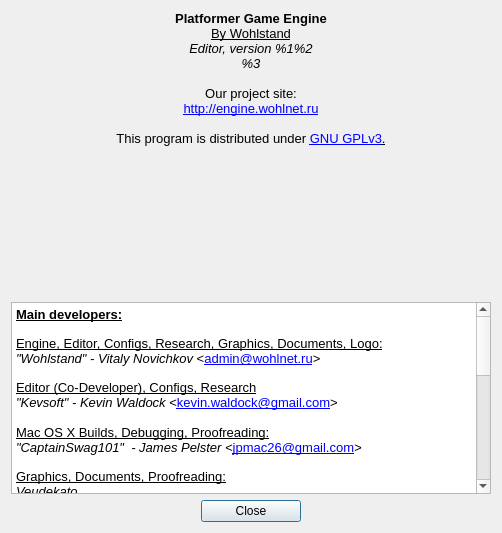
Qt form Editor/main_window/about_dialog/aboutdialog.ui (WohlSoft/Moondust-Project) before a commit.
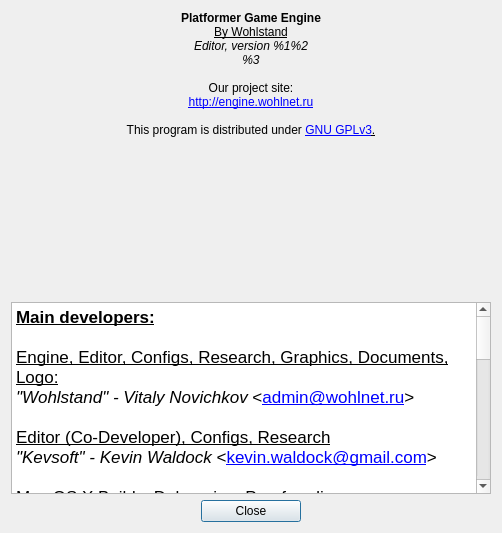
The same form after that commit. Icons and pictures are not drawn.

Commit message:
Than scaring fonts!
Here was a work to fix wrong font view on Mac OS X

```diff
--- a/Editor/main_window/about_dialog/aboutdialog.ui
+++ b/Editor/main_window/about_dialog/aboutdialog.ui
@@ -81,16 +81,16 @@
       <string notr="true">&lt;!DOCTYPE HTML PUBLIC &quot;-//W3C//DTD HTML 4.0//EN&quot; &quot;http://www.w3.org/TR/REC-html40/strict.dtd&quot;&gt;
 &lt;html&gt;&lt;head&gt;&lt;meta name=&quot;qrichtext&quot; content=&quot;1&quot; /&gt;&lt;style type=&quot;text/css&quot;&gt;
 p, li { white-space: pre-wrap; }
-&lt;/style&gt;&lt;/head&gt;&lt;body style=&quot; font-family:'Liberation Sans'; font-size:8pt; font-weight:600; font-style:normal;&quot;&gt;
+&lt;/style&gt;&lt;/head&gt;&lt;body style=&quot;font-weight:600; font-style:normal;&quot;&gt;
 &lt;p align=&quot;center&quot; style=&quot; margin-top:0px; margin-bottom:0px; margin-left:0px; margin-right:0px; -qt-block-indent:0; text-indent:0px;&quot;&gt;&lt;img src=&quot;:/images/cat_builder/cat_builder_128.png&quot; /&gt;&lt;/p&gt;
-&lt;p align=&quot;center&quot; style=&quot; margin-top:0px; margin-bottom:0px; margin-left:0px; margin-right:0px; -qt-block-indent:0; text-indent:0px;&quot;&gt;&lt;span style=&quot; font-size:10pt;&quot;&gt;Platformer Game Engine&lt;/span&gt;&lt;/p&gt;
-&lt;p align=&quot;center&quot; style=&quot; margin-top:0px; margin-bottom:0px; margin-left:0px; margin-right:0px; -qt-block-indent:0; text-indent:0px;&quot;&gt;&lt;span style=&quot; font-size:10pt; font-weight:400; text-decoration: underline;&quot;&gt;By Wohlstand&lt;/span&gt;&lt;span style=&quot; font-size:10pt;&quot;&gt;&lt;br /&gt;&lt;/span&gt;&lt;span style=&quot; font-size:10pt; font-weight:400; font-style:italic;&quot;&gt;Editor, version %1%2&lt;/span&gt;&lt;/p&gt;
-&lt;p align=&quot;center&quot; style=&quot; margin-top:0px; margin-bottom:0px; margin-left:0px; margin-right:0px; -qt-block-indent:0; text-indent:0px;&quot;&gt;&lt;span style=&quot; font-size:10pt; font-weight:400; font-style:italic;&quot;&gt;%3&lt;/span&gt;&lt;/p&gt;
-&lt;p align=&quot;center&quot; style=&quot;-qt-paragraph-type:empty; margin-top:0px; margin-bottom:0px; margin-left:0px; margin-right:0px; -qt-block-indent:0; text-indent:0px; font-size:10pt; font-weight:400; font-style:italic;&quot;&gt;&lt;br /&gt;&lt;/p&gt;
-&lt;p align=&quot;center&quot; style=&quot; margin-top:0px; margin-bottom:0px; margin-left:0px; margin-right:0px; -qt-block-indent:0; text-indent:0px;&quot;&gt;&lt;span style=&quot; font-size:10pt; font-weight:400;&quot;&gt;Our project site:&lt;/span&gt;&lt;/p&gt;
-&lt;p align=&quot;center&quot; style=&quot; margin-top:0px; margin-bottom:0px; margin-left:0px; margin-right:0px; -qt-block-indent:0; text-indent:0px;&quot;&gt;&lt;a href=&quot;http://engine.wohlnet.ru&quot;&gt;&lt;span style=&quot; font-size:10pt; font-weight:400; text-decoration: underline; color:#0000ff;&quot;&gt;http://engine.wohlnet.ru&lt;/span&gt;&lt;/a&gt;&lt;/p&gt;
-&lt;p align=&quot;center&quot; style=&quot;-qt-paragraph-type:empty; margin-top:0px; margin-bottom:0px; margin-left:0px; margin-right:0px; -qt-block-indent:0; text-indent:0px; font-size:10pt; font-weight:400; text-decoration: underline; color:#0000ff;&quot;&gt;&lt;br /&gt;&lt;/p&gt;
-&lt;p align=&quot;center&quot; style=&quot; margin-top:0px; margin-bottom:0px; margin-left:0px; margin-right:0px; -qt-block-indent:0; text-indent:0px;&quot;&gt;&lt;span style=&quot; font-size:10pt; font-weight:400;&quot;&gt;This program is distributed under &lt;/span&gt;&lt;a href=&quot;http://www.gnu.org/licenses/gpl.html&quot;&gt;&lt;span style=&quot; font-size:10pt; font-weight:400; text-decoration: underline; color:#0000ff;&quot;&gt;GNU GPLv3&lt;/span&gt;&lt;/a&gt;&lt;span style=&quot; font-size:10pt; font-weight:400; text-decoration: underline;&quot;&gt;.&lt;/span&gt;&lt;/p&gt;&lt;/body&gt;&lt;/html&gt;</string>
+&lt;p align=&quot;center&quot; style=&quot; margin-top:0px; margin-bottom:0px; margin-left:0px; margin-right:0px; -qt-block-indent:0; text-indent:0px;&quot;&gt;&lt;span style=&quot; &quot;&gt;Platformer Game Engine&lt;/span&gt;&lt;/p&gt;
+&lt;p align=&quot;center&quot; style=&quot; margin-top:0px; margin-bottom:0px; margin-left:0px; margin-right:0px; -qt-block-indent:0; text-indent:0px;&quot;&gt;&lt;span style=&quot;  font-weight:400; text-decoration: underline;&quot;&gt;By Wohlstand&lt;/span&gt;&lt;span style=&quot; &quot;&gt;&lt;br /&gt;&lt;/span&gt;&lt;span style=&quot;  font-weight:400; font-style:italic;&quot;&gt;Editor, version %1%2&lt;/span&gt;&lt;/p&gt;
+&lt;p align=&quot;center&quot; style=&quot; margin-top:0px; margin-bottom:0px; margin-left:0px; margin-right:0px; -qt-block-indent:0; text-indent:0px;&quot;&gt;&lt;span style=&quot;  font-weight:400; font-style:italic;&quot;&gt;%3&lt;/span&gt;&lt;/p&gt;
+&lt;p align=&quot;center&quot; style=&quot;-qt-paragraph-type:empty; margin-top:0px; margin-bottom:0px; margin-left:0px; margin-right:0px; -qt-block-indent:0; text-indent:0px;  font-weight:400; font-style:italic;&quot;&gt;&lt;br /&gt;&lt;/p&gt;
+&lt;p align=&quot;center&quot; style=&quot; margin-top:0px; margin-bottom:0px; margin-left:0px; margin-right:0px; -qt-block-indent:0; text-indent:0px;&quot;&gt;&lt;span style=&quot;  font-weight:400;&quot;&gt;Our project site:&lt;/span&gt;&lt;/p&gt;
+&lt;p align=&quot;center&quot; style=&quot; margin-top:0px; margin-bottom:0px; margin-left:0px; margin-right:0px; -qt-block-indent:0; text-indent:0px;&quot;&gt;&lt;a href=&quot;http://engine.wohlnet.ru&quot;&gt;&lt;span style=&quot;  font-weight:400; text-decoration: underline; color:#0000ff;&quot;&gt;http://engine.wohlnet.ru&lt;/span&gt;&lt;/a&gt;&lt;/p&gt;
+&lt;p align=&quot;center&quot; style=&quot;-qt-paragraph-type:empty; margin-top:0px; margin-bottom:0px; margin-left:0px; margin-right:0px; -qt-block-indent:0; text-indent:0px;  font-weight:400; text-decoration: underline; color:#0000ff;&quot;&gt;&lt;br /&gt;&lt;/p&gt;
+&lt;p align=&quot;center&quot; style=&quot; margin-top:0px; margin-bottom:0px; margin-left:0px; margin-right:0px; -qt-block-indent:0; text-indent:0px;&quot;&gt;&lt;span style=&quot;  font-weight:400;&quot;&gt;This program is distributed under &lt;/span&gt;&lt;a href=&quot;http://www.gnu.org/licenses/gpl.html&quot;&gt;&lt;span style=&quot;  font-weight:400; text-decoration: underline; color:#0000ff;&quot;&gt;GNU GPLv3&lt;/span&gt;&lt;/a&gt;&lt;span style=&quot;  font-weight:400; text-decoration: underline;&quot;&gt;.&lt;/span&gt;&lt;/p&gt;&lt;/body&gt;&lt;/html&gt;</string>
      </property>
      <property name="alignment">
       <set>Qt::AlignLeading|Qt::AlignLeft|Qt::AlignTop</set>
@@ -174,34 +174,34 @@
       <string notr="true">&lt;!DOCTYPE HTML PUBLIC &quot;-//W3C//DTD HTML 4.0//EN&quot; &quot;http://www.w3.org/TR/REC-html40/strict.dtd&quot;&gt;
 &lt;html&gt;&lt;head&gt;&lt;meta name=&quot;qrichtext&quot; content=&quot;1&quot; /&gt;&lt;style type=&quot;text/css&quot;&gt;
 p, li { white-space: pre-wrap; }
-&lt;/style&gt;&lt;/head&gt;&lt;body style=&quot; font-family:'Lucida Grande'; font-size:9pt; font-weight:400; font-style:normal;&quot;&gt;
-&lt;p style=&quot; margin-top:0px; margin-bottom:0px; margin-left:0px; margin-right:0px; -qt-block-indent:0; text-indent:0px;&quot;&gt;&lt;span style=&quot; font-family:'Liberation Sans'; font-size:10pt; font-weight:600; text-decoration: underline;&quot;&gt;Main developers:&lt;br /&gt;&lt;/span&gt;&lt;/p&gt;
-&lt;p style=&quot; margin-top:0px; margin-bottom:0px; margin-left:0px; margin-right:0px; -qt-block-indent:0; text-indent:0px;&quot;&gt;&lt;span style=&quot; font-family:'Liberation Sans'; font-size:10pt; text-decoration: underline;&quot;&gt;Engine, Editor, Configs, Research, Graphics, Documents, Logo:&lt;/span&gt;&lt;/p&gt;
-&lt;p style=&quot; margin-top:0px; margin-bottom:0px; margin-left:0px; margin-right:0px; -qt-block-indent:0; text-indent:0px;&quot;&gt;&lt;span style=&quot; font-family:'Liberation Sans'; font-size:10pt; font-style:italic;&quot;&gt;&amp;quot;Wohlstand&amp;quot; - Vitaly Novichkov&lt;/span&gt;&lt;span style=&quot; font-family:'Liberation Sans'; font-size:10pt;&quot;&gt; &amp;lt;&lt;/span&gt;&lt;a href=&quot;mailto:admin@wohlnet.ru&quot;&gt;&lt;span style=&quot; font-family:'Liberation Sans'; font-size:10pt; text-decoration: underline; color:#0000ff;&quot;&gt;admin@wohlnet.ru&lt;/span&gt;&lt;/a&gt;&lt;span style=&quot; font-family:'Liberation Sans'; font-size:10pt;&quot;&gt;&amp;gt;&lt;br /&gt;&lt;/span&gt;&lt;/p&gt;
-&lt;p style=&quot; margin-top:0px; margin-bottom:0px; margin-left:0px; margin-right:0px; -qt-block-indent:0; text-indent:0px;&quot;&gt;&lt;span style=&quot; font-family:'Liberation Sans'; font-size:10pt; text-decoration: underline;&quot;&gt;Editor (Co-Developer), Configs, Research&lt;/span&gt;&lt;/p&gt;
-&lt;p style=&quot; margin-top:0px; margin-bottom:0px; margin-left:0px; margin-right:0px; -qt-block-indent:0; text-indent:0px;&quot;&gt;&lt;span style=&quot; font-family:'Liberation Sans'; font-size:10pt; font-style:italic;&quot;&gt;&amp;quot;Kevsoft&amp;quot; - Kevin Waldock &lt;/span&gt;&lt;span style=&quot; font-family:'Liberation Sans'; font-size:10pt;&quot;&gt;&amp;lt;&lt;/span&gt;&lt;a href=&quot;mailto:kevin.waldock@gmail.com&quot;&gt;&lt;span style=&quot; font-family:'Liberation Sans'; font-size:10pt; text-decoration: underline; color:#0000ff;&quot;&gt;kevin.waldock@gmail.com&lt;/span&gt;&lt;/a&gt;&lt;span style=&quot; font-family:'Liberation Sans'; font-size:10pt;&quot;&gt;&amp;gt;&lt;/span&gt;&lt;/p&gt;
-&lt;p style=&quot;-qt-paragraph-type:empty; margin-top:0px; margin-bottom:0px; margin-left:0px; margin-right:0px; -qt-block-indent:0; text-indent:0px; font-family:'Liberation Sans'; font-size:10pt;&quot;&gt;&lt;br /&gt;&lt;/p&gt;
-&lt;p style=&quot; margin-top:0px; margin-bottom:0px; margin-left:0px; margin-right:0px; -qt-block-indent:0; text-indent:0px;&quot;&gt;&lt;span style=&quot; font-family:'Liberation Sans'; font-size:10pt; text-decoration: underline;&quot;&gt;Mac OS X Builds, Debugging, Proofreading:&lt;/span&gt;&lt;/p&gt;
-&lt;p style=&quot; margin-top:0px; margin-bottom:0px; margin-left:0px; margin-right:0px; -qt-block-indent:0; text-indent:0px;&quot;&gt;&lt;span style=&quot; font-family:'Liberation Sans'; font-size:10pt; font-style:italic;&quot;&gt;&amp;quot;CaptainSwag101&amp;quot;  - James Pelster &amp;lt;&lt;/span&gt;&lt;a href=&quot;mailto:jpmac26@gmail.com&quot;&gt;&lt;span style=&quot; font-size:10pt; text-decoration: underline; color:#0000ff;&quot;&gt;jpmac26@gmail.com&lt;/span&gt;&lt;/a&gt;&lt;span style=&quot; font-family:'Liberation Sans'; font-size:10pt; font-style:italic;&quot;&gt;&amp;gt;&lt;br /&gt;&lt;/span&gt;&lt;/p&gt;
-&lt;p style=&quot; margin-top:0px; margin-bottom:0px; margin-left:0px; margin-right:0px; -qt-block-indent:0; text-indent:0px;&quot;&gt;&lt;span style=&quot; font-family:'Liberation Sans'; font-size:10pt; text-decoration: underline;&quot;&gt;Graphics, Documents, Proofreading:&lt;/span&gt;&lt;/p&gt;
-&lt;p style=&quot; margin-top:0px; margin-bottom:0px; margin-left:0px; margin-right:0px; -qt-block-indent:0; text-indent:0px;&quot;&gt;&lt;span style=&quot; font-family:'Liberation Sans'; font-size:10pt; font-style:italic;&quot;&gt;Veudekato&lt;/span&gt;&lt;/p&gt;
-&lt;p style=&quot;-qt-paragraph-type:empty; margin-top:0px; margin-bottom:0px; margin-left:0px; margin-right:0px; -qt-block-indent:0; text-indent:0px; font-family:'Liberation Sans'; font-size:10pt; font-style:italic;&quot;&gt;&lt;br /&gt;&lt;/p&gt;
-&lt;p style=&quot; margin-top:0px; margin-bottom:0px; margin-left:0px; margin-right:0px; -qt-block-indent:0; text-indent:0px;&quot;&gt;&lt;span style=&quot; font-family:'Liberation Sans'; font-size:10pt; font-weight:600;&quot;&gt;Graphics Designers:&lt;/span&gt;&lt;/p&gt;
-&lt;p style=&quot; margin-top:0px; margin-bottom:0px; margin-left:0px; margin-right:0px; -qt-block-indent:0; text-indent:0px;&quot;&gt;&lt;span style=&quot; font-family:'Liberation Sans'; font-size:10pt; text-decoration: underline;&quot;&gt;New icons for applications and tools&lt;/span&gt;&lt;span style=&quot; font-family:'Liberation Sans'; font-size:10pt; font-style:italic;&quot;&gt;&lt;br /&gt;&amp;quot;GLuigiX&amp;quot; - Eric Hauck &lt;/span&gt;&lt;span style=&quot; font-family:'Liberation Sans'; font-size:10pt;&quot;&gt;&amp;lt;&lt;/span&gt;&lt;a href=&quot;mailto:gluigix@gmx.de&quot;&gt;&lt;span style=&quot; font-size:10pt; text-decoration: underline; color:#0000ff;&quot;&gt;gluigix@gmx.de&lt;/span&gt;&lt;/a&gt;&lt;span style=&quot; font-family:'Liberation Sans'; font-size:10pt;&quot;&gt;&amp;gt;&lt;/span&gt;&lt;/p&gt;
-&lt;p style=&quot;-qt-paragraph-type:empty; margin-top:0px; margin-bottom:0px; margin-left:0px; margin-right:0px; -qt-block-indent:0; text-indent:0px; font-family:'Liberation Sans'; font-size:10pt; font-style:italic;&quot;&gt;&lt;br /&gt;&lt;/p&gt;
-&lt;p style=&quot; margin-top:0px; margin-bottom:0px; margin-left:0px; margin-right:0px; -qt-block-indent:0; text-indent:0px;&quot;&gt;&lt;span style=&quot; font-family:'Liberation Sans'; font-size:10pt; font-weight:600;&quot;&gt;Translations:&lt;br /&gt;&lt;/span&gt;&lt;span style=&quot; font-family:'Liberation Sans'; font-size:10pt;&quot;&gt;English	- &lt;/span&gt;&lt;span style=&quot; font-family:'Liberation Sans'; font-size:10pt; font-style:italic;&quot;&gt;&amp;quot;Wohlstand&amp;quot; - Vitaly Novichkov,&lt;br /&gt;	  &amp;quot;CaptainSwag101&amp;quot; - James Pelster&lt;/span&gt;&lt;/p&gt;
-&lt;p style=&quot; margin-top:0px; margin-bottom:0px; margin-left:0px; margin-right:0px; -qt-block-indent:0; text-indent:0px;&quot;&gt;&lt;span style=&quot; font-family:'Liberation Sans'; font-size:10pt;&quot;&gt;Russian	- &lt;/span&gt;&lt;span style=&quot; font-family:'Liberation Sans'; font-size:10pt; font-style:italic;&quot;&gt;&amp;quot;Wohlstand&amp;quot; - Vitaly Novichkov&lt;/span&gt;&lt;span style=&quot; font-family:'Liberation Sans'; font-size:10pt;&quot;&gt;&lt;br /&gt;German	- &lt;/span&gt;&lt;span style=&quot; font-family:'Liberation Sans'; font-size:10pt; font-style:italic;&quot;&gt;&amp;quot;Kevsoft&amp;quot; - Kevin Waldock&lt;/span&gt;&lt;/p&gt;
-&lt;p style=&quot; margin-top:0px; margin-bottom:0px; margin-left:0px; margin-right:0px; -qt-block-indent:0; text-indent:0px;&quot;&gt;&lt;span style=&quot; font-family:'Liberation Sans'; font-size:10pt;&quot;&gt;Spanish	- &lt;/span&gt;&lt;span style=&quot; font-family:'Liberation Sans'; font-size:10pt; font-style:italic;&quot;&gt;&amp;quot;hacheipe399&amp;quot; - Paredes Fernando&lt;/span&gt;&lt;/p&gt;
-&lt;p style=&quot; margin-top:0px; margin-bottom:0px; margin-left:0px; margin-right:0px; -qt-block-indent:0; text-indent:0px;&quot;&gt;&lt;span style=&quot; font-family:'Liberation Sans'; font-size:10pt;&quot;&gt;Italian	- &lt;/span&gt;&lt;span style=&quot; font-family:'Liberation Sans'; font-size:10pt; font-style:italic;&quot;&gt;&amp;quot;Darkonius Mavakar&amp;quot; - Gian Marco Pagano&lt;/span&gt;&lt;/p&gt;
-&lt;p style=&quot; margin-top:0px; margin-bottom:0px; margin-left:0px; margin-right:0px; -qt-block-indent:0; text-indent:0px;&quot;&gt;&lt;span style=&quot; font-family:'Liberation Sans'; font-size:10pt; font-style:italic;&quot;&gt;	  &amp;quot;ImperatoreXx&amp;quot; - Giuseppe Virdone (old version)&lt;/span&gt;&lt;/p&gt;
-&lt;p style=&quot;-qt-paragraph-type:empty; margin-top:0px; margin-bottom:0px; margin-left:0px; margin-right:0px; -qt-block-indent:0; text-indent:0px; font-family:'Liberation Sans'; font-size:10pt; font-style:italic;&quot;&gt;&lt;br /&gt;&lt;/p&gt;
-&lt;p style=&quot; margin-top:0px; margin-bottom:0px; margin-left:0px; margin-right:0px; -qt-block-indent:0; text-indent:0px;&quot;&gt;&lt;span style=&quot; font-family:'Liberation Sans'; font-size:10pt; font-weight:600; text-decoration: underline;&quot;&gt;Big thanks to:&lt;/span&gt;&lt;/p&gt;
-&lt;p style=&quot;-qt-paragraph-type:empty; margin-top:0px; margin-bottom:0px; margin-left:0px; margin-right:0px; -qt-block-indent:0; text-indent:0px; font-family:'Liberation Sans'; font-size:10pt;&quot;&gt;&lt;br /&gt;&lt;/p&gt;
-&lt;p style=&quot; margin-top:0px; margin-bottom:0px; margin-left:0px; margin-right:0px; -qt-block-indent:0; text-indent:0px;&quot;&gt;&lt;span style=&quot; font-family:'Liberation Sans'; font-size:10pt; font-style:italic;&quot;&gt;Natsu - help with old logo&lt;/span&gt;&lt;span style=&quot; font-family:'Liberation Sans'; font-size:10pt; font-weight:600; text-decoration: underline;&quot;&gt;&lt;br /&gt;&lt;/span&gt;&lt;span style=&quot; font-family:'Liberation Sans'; font-size:10pt; font-style:italic;&quot;&gt;h2643 - Forum admin&lt;/span&gt;&lt;/p&gt;
-&lt;p style=&quot; margin-top:0px; margin-bottom:0px; margin-left:0px; margin-right:0px; -qt-block-indent:0; text-indent:0px;&quot;&gt;&lt;span style=&quot; font-family:'Liberation Sans'; font-size:10pt; font-style:italic;&quot;&gt;FanofSMBX&lt;/span&gt;&lt;/p&gt;
-&lt;p style=&quot; margin-top:0px; margin-bottom:0px; margin-left:0px; margin-right:0px; -qt-block-indent:0; text-indent:0px;&quot;&gt;&lt;span style=&quot; font-family:'Liberation Sans'; font-size:10pt; font-style:italic;&quot;&gt;Luigifan2010&lt;/span&gt;&lt;/p&gt;
-&lt;p style=&quot; margin-top:0px; margin-bottom:0px; margin-left:0px; margin-right:0px; -qt-block-indent:0; text-indent:0px;&quot;&gt;&lt;span style=&quot; font-family:'Liberation Sans'; font-size:10pt; font-style:italic;&quot;&gt;Squishy Rex&lt;/span&gt;&lt;/p&gt;
-&lt;p style=&quot; margin-top:0px; margin-bottom:0px; margin-left:0px; margin-right:0px; -qt-block-indent:0; text-indent:0px;&quot;&gt;&lt;span style=&quot; font-family:'Liberation Sans'; font-size:10pt; font-style:italic;&quot;&gt;Valtteri&lt;/span&gt;&lt;/p&gt;&lt;/body&gt;&lt;/html&gt;</string>
+&lt;/style&gt;&lt;/head&gt;&lt;body style=&quot; font-family:'Lucida Grande'; font-size:13pt; font-weight:400; font-style:normal;&quot;&gt;
+&lt;p style=&quot; margin-top:0px; margin-bottom:0px; margin-left:0px; margin-right:0px; -qt-block-indent:0; text-indent:0px;&quot;&gt;&lt;span style=&quot; font-weight:600; text-decoration: underline;&quot;&gt;Main developers:&lt;br /&gt;&lt;/span&gt;&lt;/p&gt;
+&lt;p style=&quot; margin-top:0px; margin-bottom:0px; margin-left:0px; margin-right:0px; -qt-block-indent:0; text-indent:0px;&quot;&gt;&lt;span style=&quot; text-decoration: underline;&quot;&gt;Engine, Editor, Configs, Research, Graphics, Documents, Logo:&lt;/span&gt;&lt;/p&gt;
+&lt;p style=&quot; margin-top:0px; margin-bottom:0px; margin-left:0px; margin-right:0px; -qt-block-indent:0; text-indent:0px;&quot;&gt;&lt;span style=&quot; font-style:italic;&quot;&gt;&amp;quot;Wohlstand&amp;quot; - Vitaly Novichkov&lt;/span&gt; &amp;lt;&lt;a href=&quot;mailto:admin@wohlnet.ru&quot;&gt;&lt;span style=&quot; text-decoration: underline; color:#0000ff;&quot;&gt;admin@wohlnet.ru&lt;/span&gt;&lt;/a&gt;&amp;gt;&lt;br /&gt;&lt;/p&gt;
+&lt;p style=&quot; margin-top:0px; margin-bottom:0px; margin-left:0px; margin-right:0px; -qt-block-indent:0; text-indent:0px;&quot;&gt;&lt;span style=&quot; text-decoration: underline;&quot;&gt;Editor (Co-Developer), Configs, Research&lt;/span&gt;&lt;/p&gt;
+&lt;p style=&quot; margin-top:0px; margin-bottom:0px; margin-left:0px; margin-right:0px; -qt-block-indent:0; text-indent:0px;&quot;&gt;&lt;span style=&quot; font-style:italic;&quot;&gt;&amp;quot;Kevsoft&amp;quot; - Kevin Waldock &lt;/span&gt;&amp;lt;&lt;a href=&quot;mailto:kevin.waldock@gmail.com&quot;&gt;&lt;span style=&quot; text-decoration: underline; color:#0000ff;&quot;&gt;kevin.waldock@gmail.com&lt;/span&gt;&lt;/a&gt;&amp;gt;&lt;/p&gt;
+&lt;p style=&quot;-qt-paragraph-type:empty; margin-top:0px; margin-bottom:0px; margin-left:0px; margin-right:0px; -qt-block-indent:0; text-indent:0px;&quot;&gt;&lt;br /&gt;&lt;/p&gt;
+&lt;p style=&quot; margin-top:0px; margin-bottom:0px; margin-left:0px; margin-right:0px; -qt-block-indent:0; text-indent:0px;&quot;&gt;&lt;span style=&quot; text-decoration: underline;&quot;&gt;Mac OS X Builds, Debugging, Proofreading:&lt;/span&gt;&lt;/p&gt;
+&lt;p style=&quot; margin-top:0px; margin-bottom:0px; margin-left:0px; margin-right:0px; -qt-block-indent:0; text-indent:0px;&quot;&gt;&lt;span style=&quot; font-style:italic;&quot;&gt;&amp;quot;CaptainSwag101&amp;quot;  - James Pelster &amp;lt;&lt;/span&gt;&lt;a href=&quot;mailto:jpmac26@gmail.com&quot;&gt;&lt;span style=&quot; text-decoration: underline; color:#0000ff;&quot;&gt;jpmac26@gmail.com&lt;/span&gt;&lt;/a&gt;&lt;span style=&quot; font-style:italic;&quot;&gt;&amp;gt;&lt;br /&gt;&lt;/span&gt;&lt;/p&gt;
+&lt;p style=&quot; margin-top:0px; margin-bottom:0px; margin-left:0px; margin-right:0px; -qt-block-indent:0; text-indent:0px;&quot;&gt;&lt;span style=&quot; text-decoration: underline;&quot;&gt;Graphics, Documents, Proofreading:&lt;/span&gt;&lt;/p&gt;
+&lt;p style=&quot; margin-top:0px; margin-bottom:0px; margin-left:0px; margin-right:0px; -qt-block-indent:0; text-indent:0px;&quot;&gt;&lt;span style=&quot; font-style:italic;&quot;&gt;Veudekato&lt;/span&gt;&lt;/p&gt;
+&lt;p style=&quot;-qt-paragraph-type:empty; margin-top:0px; margin-bottom:0px; margin-left:0px; margin-right:0px; -qt-block-indent:0; text-indent:0px; font-style:italic;&quot;&gt;&lt;br /&gt;&lt;/p&gt;
+&lt;p style=&quot; margin-top:0px; margin-bottom:0px; margin-left:0px; margin-right:0px; -qt-block-indent:0; text-indent:0px;&quot;&gt;&lt;span style=&quot; font-weight:600;&quot;&gt;Graphics Designers:&lt;/span&gt;&lt;/p&gt;
+&lt;p style=&quot; margin-top:0px; margin-bottom:0px; margin-left:0px; margin-right:0px; -qt-block-indent:0; text-indent:0px;&quot;&gt;&lt;span style=&quot; text-decoration: underline;&quot;&gt;New icons for applications and tools&lt;/span&gt;&lt;span style=&quot; font-style:italic;&quot;&gt;&lt;br /&gt;&amp;quot;GLuigiX&amp;quot; - Eric Hauck &lt;/span&gt;&amp;lt;&lt;a href=&quot;mailto:gluigix@gmx.de&quot;&gt;&lt;span style=&quot; text-decoration: underline; color:#0000ff;&quot;&gt;gluigix@gmx.de&lt;/span&gt;&lt;/a&gt;&amp;gt;&lt;/p&gt;
+&lt;p style=&quot;-qt-paragraph-type:empty; margin-top:0px; margin-bottom:0px; margin-left:0px; margin-right:0px; -qt-block-indent:0; text-indent:0px; font-style:italic;&quot;&gt;&lt;br /&gt;&lt;/p&gt;
+&lt;p style=&quot; margin-top:0px; margin-bottom:0px; margin-left:0px; margin-right:0px; -qt-block-indent:0; text-indent:0px;&quot;&gt;&lt;span style=&quot; font-weight:600;&quot;&gt;Translations:&lt;br /&gt;&lt;/span&gt;English	- &lt;span style=&quot; font-style:italic;&quot;&gt;&amp;quot;Wohlstand&amp;quot; - Vitaly Novichkov,&lt;br /&gt;	  &amp;quot;CaptainSwag101&amp;quot; - James Pelster&lt;/span&gt;&lt;/p&gt;
+&lt;p style=&quot; margin-top:0px; margin-bottom:0px; margin-left:0px; margin-right:0px; -qt-block-indent:0; text-indent:0px;&quot;&gt;Russian	- &lt;span style=&quot; font-style:italic;&quot;&gt;&amp;quot;Wohlstand&amp;quot; - Vitaly Novichkov&lt;/span&gt;&lt;br /&gt;German	- &lt;span style=&quot; font-style:italic;&quot;&gt;&amp;quot;Kevsoft&amp;quot; - Kevin Waldock&lt;/span&gt;&lt;/p&gt;
+&lt;p style=&quot; margin-top:0px; margin-bottom:0px; margin-left:0px; margin-right:0px; -qt-block-indent:0; text-indent:0px;&quot;&gt;Spanish	- &lt;span style=&quot; font-style:italic;&quot;&gt;&amp;quot;hacheipe399&amp;quot; - Paredes Fernando&lt;/span&gt;&lt;/p&gt;
+&lt;p style=&quot; margin-top:0px; margin-bottom:0px; margin-left:0px; margin-right:0px; -qt-block-indent:0; text-indent:0px;&quot;&gt;Italian	- &lt;span style=&quot; font-style:italic;&quot;&gt;&amp;quot;Darkonius Mavakar&amp;quot; - Gian Marco Pagano&lt;/span&gt;&lt;/p&gt;
+&lt;p style=&quot; margin-top:0px; margin-bottom:0px; margin-left:0px; margin-right:0px; -qt-block-indent:0; text-indent:0px;&quot;&gt;&lt;span style=&quot; font-style:italic;&quot;&gt;	  &amp;quot;ImperatoreXx&amp;quot; - Giuseppe Virdone (old version)&lt;/span&gt;&lt;/p&gt;
+&lt;p style=&quot;-qt-paragraph-type:empty; margin-top:0px; margin-bottom:0px; margin-left:0px; margin-right:0px; -qt-block-indent:0; text-indent:0px; font-style:italic;&quot;&gt;&lt;br /&gt;&lt;/p&gt;
+&lt;p style=&quot; margin-top:0px; margin-bottom:0px; margin-left:0px; margin-right:0px; -qt-block-indent:0; text-indent:0px;&quot;&gt;&lt;span style=&quot; font-weight:600; text-decoration: underline;&quot;&gt;Big thanks to:&lt;/span&gt;&lt;/p&gt;
+&lt;p style=&quot;-qt-paragraph-type:empty; margin-top:0px; margin-bottom:0px; margin-left:0px; margin-right:0px; -qt-block-indent:0; text-indent:0px;&quot;&gt;&lt;br /&gt;&lt;/p&gt;
+&lt;p style=&quot; margin-top:0px; margin-bottom:0px; margin-left:0px; margin-right:0px; -qt-block-indent:0; text-indent:0px;&quot;&gt;&lt;span style=&quot; font-style:italic;&quot;&gt;Natsu - help with old logo&lt;/span&gt;&lt;span style=&quot; font-weight:600; text-decoration: underline;&quot;&gt;&lt;br /&gt;&lt;/span&gt;&lt;span style=&quot; font-style:italic;&quot;&gt;h2643 - Forum admin&lt;/span&gt;&lt;/p&gt;
+&lt;p style=&quot; margin-top:0px; margin-bottom:0px; margin-left:0px; margin-right:0px; -qt-block-indent:0; text-indent:0px;&quot;&gt;&lt;span style=&quot; font-style:italic;&quot;&gt;FanofSMBX&lt;/span&gt;&lt;/p&gt;
+&lt;p style=&quot; margin-top:0px; margin-bottom:0px; margin-left:0px; margin-right:0px; -qt-block-indent:0; text-indent:0px;&quot;&gt;&lt;span style=&quot; font-style:italic;&quot;&gt;Luigifan2010&lt;/span&gt;&lt;/p&gt;
+&lt;p style=&quot; margin-top:0px; margin-bottom:0px; margin-left:0px; margin-right:0px; -qt-block-indent:0; text-indent:0px;&quot;&gt;&lt;span style=&quot; font-style:italic;&quot;&gt;Squishy Rex&lt;/span&gt;&lt;/p&gt;
+&lt;p style=&quot; margin-top:0px; margin-bottom:0px; margin-left:0px; margin-right:0px; -qt-block-indent:0; text-indent:0px;&quot;&gt;&lt;span style=&quot; font-style:italic;&quot;&gt;Valtteri&lt;/span&gt;&lt;/p&gt;&lt;/body&gt;&lt;/html&gt;</string>
      </property>
      <property name="textInteractionFlags">
       <set>Qt::LinksAccessibleByKeyboard|Qt::LinksAccessibleByMouse|Qt::TextBrowserInteraction|Qt::TextSelectableByKeyboard|Qt::TextSelectableByMouse</set>
```
The commit also changes 10 other files.
